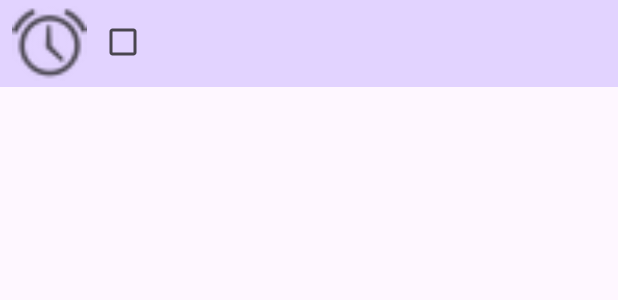
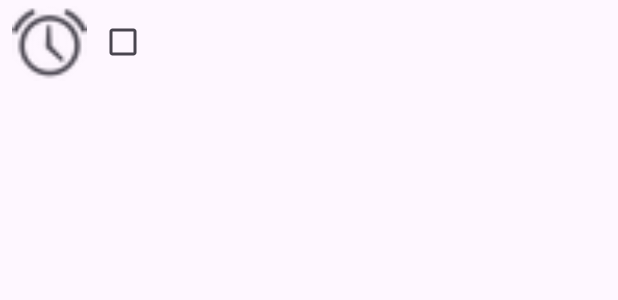
Before and after one commit to shauleiz/TheTimeMachine, an Android app: the layout recycler_view_item.xml on its own in the app's theme, with its tools: preview values and no code run, on a phone screen of 412 x 824 dp. Shown: the top 300 px of the screen. Run offline under Robolectric (Android 15) with nearby library versions, the phone set to English and light mode, and no system bars.

```diff
--- a/app/src/main/res/layout/recycler_view_item.xml
+++ b/app/src/main/res/layout/recycler_view_item.xml
@@ -3,9 +3,7 @@
     xmlns:app="http://schemas.android.com/apk/res-auto"
     xmlns:tools="http://schemas.android.com/tools"
     android:layout_width="match_parent"
-    android:layout_height="wrap_content"
-    android:background="@color/material_dynamic_primary80"
-    android:backgroundTint="?android:attr/textColorHighlightInverse">
+    android:layout_height="wrap_content">
 
     <ImageView
         android:id="@+id/BellView"
```
Also changed, not shown: app/src/main/java/com/example/thetimemachine/UI/SetUpAlarmFragment.java (+6 -3 lines).
